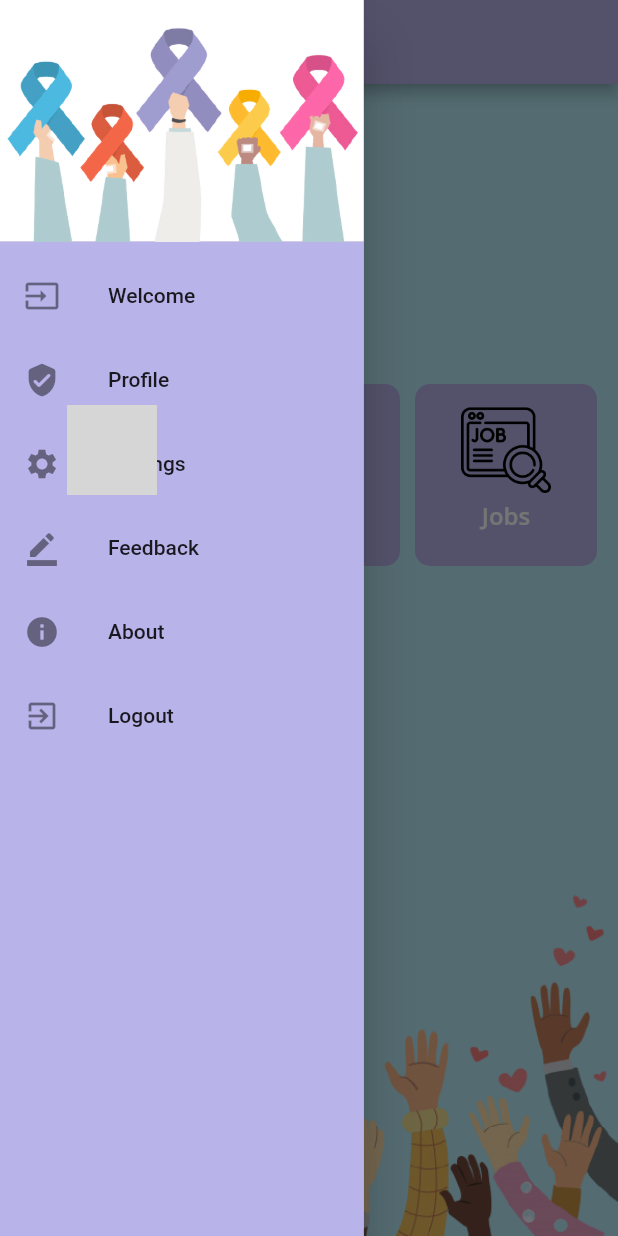
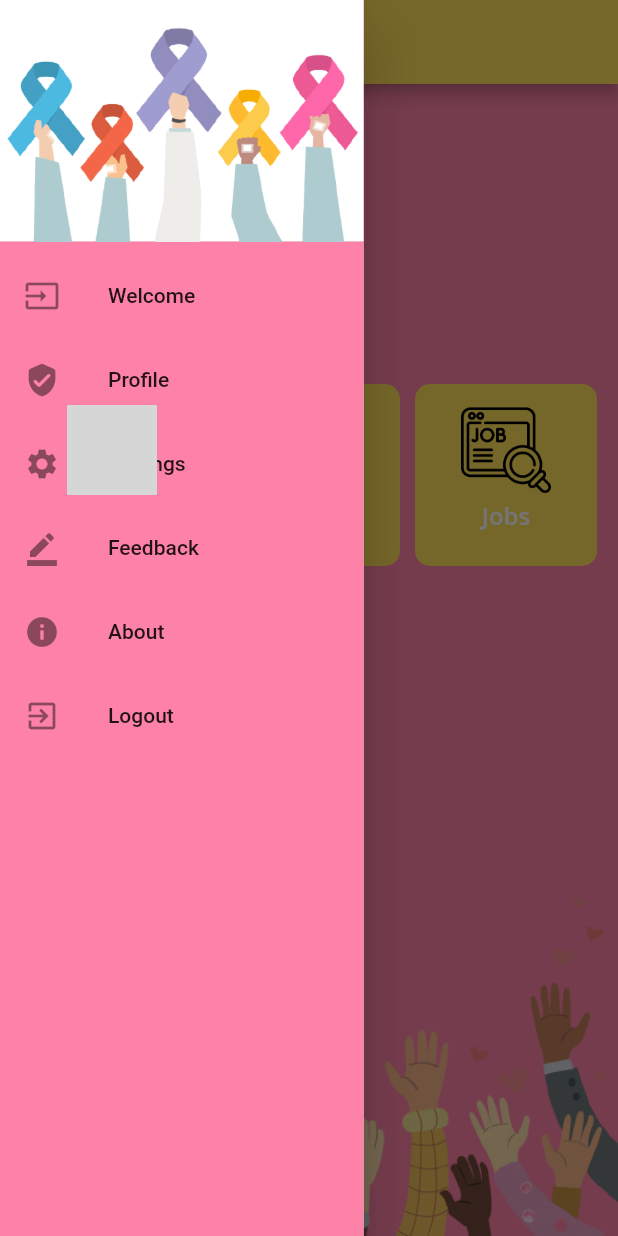
Before and after one commit to Akanksha1212/Hack4She, a Flutter app: the Homepage screen opened directly, with the side drawer open, on a phone screen of 412 x 824 dp. Run offline on Flutter 3.47's test engine with Material 2 defaults, Android fonts, the phone set to English and light mode, and no system bars; our stand-ins replace cloud_firestore, firebase_auth, firebase_core, flutter_time_picker_spinner, font_awesome_flutter, google_fonts and 3 more; missing offline and left inert: adobe_xd, search_map_place; accounts and stored records are empty; grey boxes are pictures that could not be loaded.

Commit message:
color scheme updated

```diff
--- a/lib/Components/gridDashboard.dart
+++ b/lib/Components/gridDashboard.dart
@@ -22,7 +22,7 @@ class GridDashboard extends StatelessWidget {
   @override
   Widget build(BuildContext context) {
     List<Items> myList = [item1, item2, item3];
-    var color = 0xffB8B3E9;
+    var color = 0xffffde59;
     return Flexible(
       child: GridView.count(
           childAspectRatio: 1.0,
--- a/lib/Screens/homepage.dart
+++ b/lib/Screens/homepage.dart
@@ -9,7 +9,7 @@ class Homepage extends StatelessWidget {
       appBar: AppBar(
         elevation: 4,
         brightness: Brightness.light,
-        backgroundColor: Color(0xffB8B3E9),
+        backgroundColor: Color(0xffffde59),
         leading: Builder(
           builder: (BuildContext context) {
             return IconButton(
@@ -24,7 +24,7 @@ class Homepage extends StatelessWidget {
       ),
       drawer: NavDrawer(),
       body: Container(
-        color: Color(0xffB6EAF7),
+        color: Color(0xfffe82a7),
         // decoration: BoxDecoration(
         //   image: DecorationImage(
         //     image: AssetImage('assets/images/stree.jpeg'),
@@ -56,7 +56,7 @@ class NavDrawer extends StatelessWidget {
       width: MediaQuery.of(context).size.width / 1.7, //20.0,
       child: Drawer(
         child: Container(
-          color: Color(0xffB8B3E9),
+          color: Color(0xfffe82a7),
           child: ListView(
             padding: EdgeInsets.zero,
             children: <Widget>[
```
